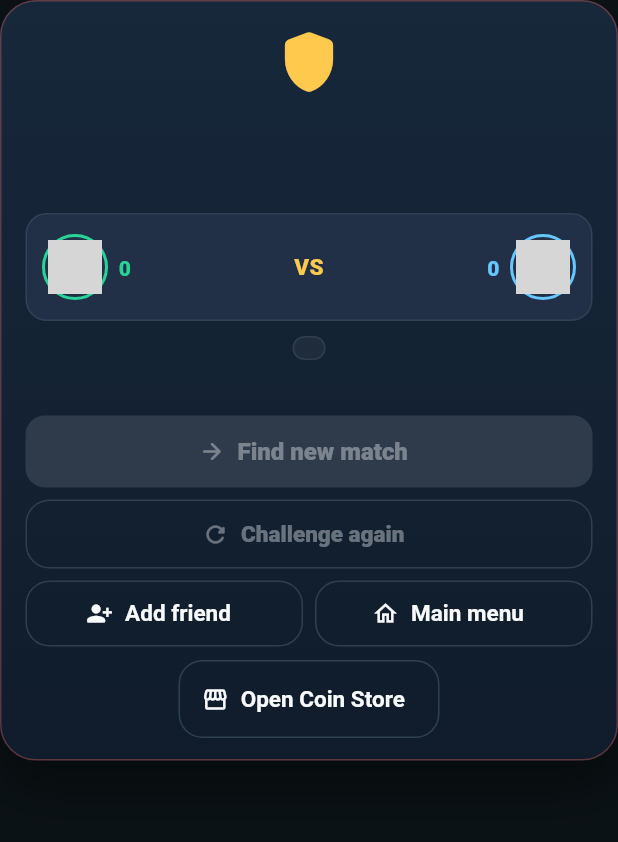
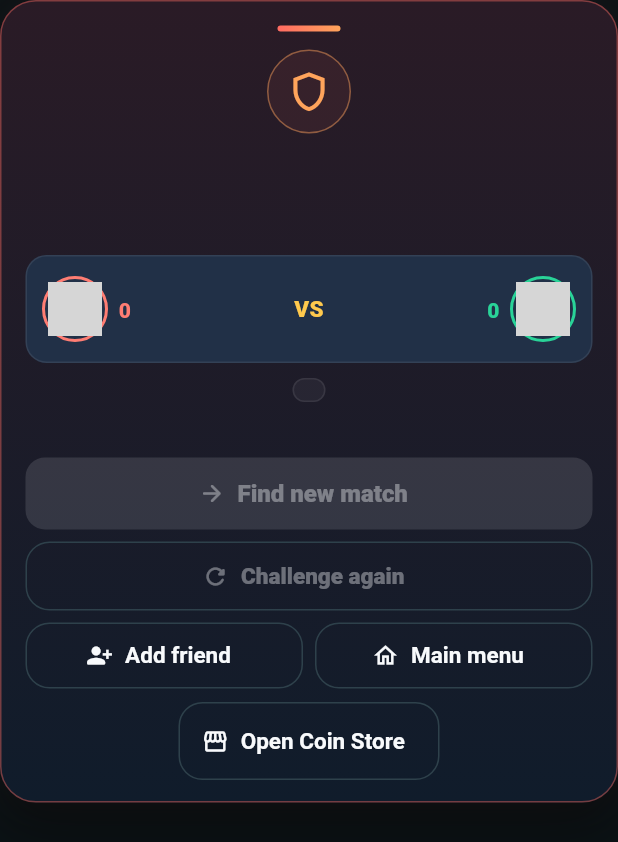
Before and after one commit to ahmtilhn/sudoku_game, a Flutter app: the _ResultCard widget shown alone on an empty page, opened directly with empty values, on a phone screen of 412 x 824 dp. Shown: the top 842 px of the screen. Run offline on Flutter 3.47's test engine with Material 3 defaults, Android fonts, the phone set to English and light mode, and no system bars; our stand-ins replace firebase_analytics, firebase_auth, firebase_core, firebase_crashlytics, firebase_messaging, flutter_local_notifications and 6 more; missing offline and left inert: app_tracking_transparency, firebase_app_check, in_app_purchase_android, in_app_purchase_storekit; accounts and stored records are empty; grey boxes are pictures that could not be loaded.

Commit message:
Polish responsive duel win and loss popups

```diff
--- a/lib/features/duel/online_duel_screen.dart
+++ b/lib/features/duel/online_duel_screen.dart
@@ -1127,18 +1127,40 @@ class _ResultCard extends StatelessWidget {
         : won
         ? const Color(0xFF29D398)
         : const Color(0xFFFF6B62);
+    final accent2 = draw
+        ? const Color(0xFF66C7FF)
+        : won
+        ? const Color(0xFFFFC94D)
+        : const Color(0xFFFFA45B);
+    final viewport = MediaQuery.sizeOf(context);
+    final compact = viewport.width < 390 || viewport.height < 760;
+    final surfaceTop = draw
+        ? const Color(0xFF17283B)
+        : won
+        ? const Color(0xFF132C2B)
+        : const Color(0xFF2A1B26);
 
     return Container(
-      padding: const EdgeInsets.fromLTRB(16, 16, 16, 14),
+      padding: EdgeInsets.fromLTRB(
+        compact ? 12 : 16,
+        compact ? 12 : 16,
+        compact ? 12 : 16,
+        compact ? 11 : 14,
+      ),
       decoration: BoxDecoration(
-        gradient: const LinearGradient(
+        gradient: LinearGradient(
           begin: Alignment.topCenter,
           end: Alignment.bottomCenter,
-          colors: [Color(0xFF17283B), Color(0xFF101C2B)],
+          colors: [surfaceTop, const Color(0xFF101C2B)],
         ),
-        borderRadius: BorderRadius.circular(24),
-        border: Border.all(color: accent.withValues(alpha: .32)),
+        borderRadius: BorderRadius.circular(compact ? 20 : 24),
+        border: Border.all(color: accent.withValues(alpha: .42)),
         boxShadow: [
+          BoxShadow(
+            color: accent.withValues(alpha: .10),
+            blurRadius: compact ? 18 : 28,
+            spreadRadius: -5,
+          ),
           BoxShadow(
             color: Colors.black.withValues(alpha: .42),
             blurRadius: 30,
@@ -1149,14 +1171,41 @@ class _ResultCard extends StatelessWidget {
       child: Column(
         mainAxisSize: MainAxisSize.min,
         children: [
-          const Icon(Icons.shield_rounded, color: Color(0xFFFFC94D), size: 48),
-          const SizedBox(height: 4),
+          Container(
+            width: 42,
+            height: 4,
+            decoration: BoxDecoration(
+              borderRadius: BorderRadius.circular(99),
+              gradient: LinearGradient(colors: [accent, accent2]),
+            ),
+          ),
+          SizedBox(height: compact ? 9 : 12),
+          Container(
+            width: compact ? 48 : 56,
+            height: compact ? 48 : 56,
+            decoration: BoxDecoration(
+              shape: BoxShape.circle,
+              color: accent.withValues(alpha: .07),
+              border: Border.all(color: accent2.withValues(alpha: .45)),
+            ),
+            alignment: Alignment.center,
+            child: Icon(
+              draw
+                  ? Icons.handshake_outlined
+                  : won
+                  ? Icons.emoji_events_rounded
+                  : Icons.shield_outlined,
+              color: accent2,
+              size: compact ? 27 : 31,
+            ),
+          ),
+          SizedBox(height: compact ? 6 : 8),
           Text(
             title.toUpperCase(),
             textAlign: TextAlign.center,
             style: TextStyle(
               color: accent,
-              fontSize: 28,
+              fontSize: compact ? 24 : 28,
               fontWeight: FontWeight.w900,
               letterSpacing: .6,
             ),
@@ -1167,7 +1216,7 @@ class _ResultCard extends StatelessWidget {
             textAlign: TextAlign.center,
             style: TextStyle(
               color: Colors.white.withValues(alpha: .76),
-              fontSize: 12,
+              fontSize: compact ? 10 : 12,
               fontWeight: FontWeight.w700,
             ),
           ),
@@ -1177,6 +1226,8 @@ class _ResultCard extends StatelessWidget {
             opponent: opponent,
             localScore: localScore,
             opponentScore: opponentScore,
+            won: won,
+            draw: draw,
           ),
           const SizedBox(height: 10),
           Container(
@@ -1219,10 +1270,10 @@ class _ResultCard extends StatelessWidget {
               onAccept: onInvitationAccept,
             ),
           ],
-          const SizedBox(height: 12),
+          SizedBox(height: compact ? 10 : 12),
           SizedBox(
             width: double.infinity,
-            height: 48,
+            height: compact ? 44 : 48,
             child: FilledButton.icon(
               onPressed: busy || !canPlay ? null : onNewMatch,
               icon: const Icon(Icons.arrow_forward_rounded),
@@ -1231,7 +1282,9 @@ class _ResultCard extends StatelessWidget {
                 style: const TextStyle(fontWeight: FontWeight.w900),
               ),
               style: FilledButton.styleFrom(
-                backgroundColor: const Color(0xFF20A968),
+                backgroundColor: won
+                    ? const Color(0xFF20A968)
+                    : const Color(0xFF2374B8),
                 foregroundColor: Colors.white,
                 shape: RoundedRectangleBorder(
                   borderRadius: BorderRadius.circular(13),
@@ -1242,7 +1295,7 @@ class _ResultCard extends StatelessWidget {
           const SizedBox(height: 8),
           SizedBox(
             width: double.infinity,
-            height: 46,
+            height: compact ? 42 : 46,
             child: OutlinedButton.icon(
               onPressed: busy || !canPlay || invitation?.status == 'pending'
                   ? null
@@ -1259,7 +1312,7 @@ class _ResultCard extends StatelessWidget {
             children: [
               Expanded(
                 child: SizedBox(
-                  height: 44,
+                  height: compact ? 40 : 44,
                   child: OutlinedButton.icon(
                     onPressed: busy ? null : onAddFriend,
                     icon: const Icon(Icons.person_add_alt_1_rounded, size: 18),
@@ -1270,7 +1323,7 @@ class _ResultCard extends StatelessWidget {
               const SizedBox(width: 8),
               Expanded(
                 child: SizedBox(
-                  height: 44,
+                  height: compact ? 40 : 44,
                   child: OutlinedButton.icon(
                     onPressed: busy ? null : onMenu,
                     icon: const Icon(Icons.home_outlined, size: 18),
@@ -1300,17 +1353,32 @@ class _ResultPlayers extends StatelessWidget {
     required this.opponent,
     required this.localScore,
     required this.opponentScore,
+    required this.won,
+    required this.draw,
   });
 
   final OnlineDuelPlayer localPlayer;
   final OnlineDuelPlayer opponent;
   final int localScore;
   final int opponentScore;
+  final bool won;
+  final bool draw;
 
   @override
   Widget build(BuildContext context) {
+    final compact = MediaQuery.sizeOf(context).width < 390;
+    final localAccent = draw
+        ? const Color(0xFF8DA2BE)
+        : won
+        ? const Color(0xFF29D398)
+        : const Color(0xFFFF7D73);
+    final opponentAccent = draw
+        ? const Color(0xFF8DA2BE)
+        : won
+        ? const Color(0xFF66C7FF)
+        : const Color(0xFF29D398);
     return Container(
-      padding: const EdgeInsets.all(10),
+      padding: EdgeInsets.all(compact ? 8 : 10),
       decoration: BoxDecoration(
         color: const Color(0xFF213047),
         borderRadius: BorderRadius.circular(14),
@@ -1322,11 +1390,11 @@ class _ResultPlayers extends StatelessWidget {
             child: _ResultPlayer(
               player: localPlayer,
               score: localScore,
-              accent: const Color(0xFF29D398),
-            ),
-          ),
-          const Padding(
-            padding: EdgeInsets.symmetric(horizontal: 7),
+              accent: localAccent,
+            ),
+          ),
+          Padding(
+            padding: EdgeInsets.symmetric(horizontal: compact ? 5 : 7),
             child: Text(
               'VS',
               style: TextStyle(
@@ -1339,7 +1407,7 @@ class _ResultPlayers extends StatelessWidget {
             child: _ResultPlayer(
               player: opponent,
               score: opponentScore,
-              accent: const Color(0xFF66C7FF),
+              accent: opponentAccent,
               alignEnd: true,
             ),
           ),
@@ -1364,6 +1432,7 @@ class _ResultPlayer extends StatelessWidget {
 
   @override
   Widget build(BuildContext context) {
+    final compact = MediaQuery.sizeOf(context).width < 390;
     final avatar = Container(
       padding: const EdgeInsets.all(2),
       decoration: BoxDecoration(
@@ -1373,7 +1442,7 @@ class _ResultPlayer extends StatelessWidget {
       child: PlayerAvatar(
         displayName: player.displayName,
         avatarKey: player.avatarKey,
-        radius: 18,
+        radius: compact ? 16 : 18,
         semanticLabel: player.displayName,
       ),
     );
@@ -1387,9 +1456,9 @@ class _ResultPlayer extends StatelessWidget {
             player.displayName,
             maxLines: 1,
             overflow: TextOverflow.ellipsis,
-            style: const TextStyle(
+            style: TextStyle(
               color: Colors.white,
-              fontSize: 11,
+              fontSize: compact ? 10 : 11,
               fontWeight: FontWeight.w900,
             ),
           ),
@@ -1397,7 +1466,7 @@ class _ResultPlayer extends StatelessWidget {
             '$score',
             style: TextStyle(
               color: accent,
-              fontSize: 14,
+              fontSize: compact ? 13 : 14,
               fontWeight: FontWeight.w900,
             ),
           ),
@@ -1407,7 +1476,7 @@ class _ResultPlayer extends StatelessWidget {
             overflow: TextOverflow.ellipsis,
             style: TextStyle(
               color: Colors.white.withValues(alpha: .52),
-              fontSize: 9,
+              fontSize: compact ? 8 : 9,
               fontWeight: FontWeight.w700,
             ),
           ),
@@ -1428,18 +1497,19 @@ class _ResultMetricRow extends StatelessWidget {
 
   @override
   Widget build(BuildContext context) {
+    final compact = MediaQuery.sizeOf(context).width < 390;
     return Padding(
       padding: const EdgeInsets.symmetric(vertical: 4),
       child: Row(
         children: [
           SizedBox(
-            width: 50,
+            width: compact ? 44 : 50,
             child: Text(
               metric.localValue,
-              style: const TextStyle(
+              style: TextStyle(
                 color: Color(0xFF29D398),
                 fontWeight: FontWeight.w900,
-                fontSize: 12,
+                fontSize: compact ? 10 : 12,
               ),
             ),
           ),
@@ -1457,7 +1527,7 @@ class _ResultMetricRow extends StatelessWidget {
                     textAlign: TextAlign.center,
                     style: TextStyle(
                       color: Colors.white.withValues(alpha: .78),
-                      fontSize: 10,
+                      fontSize: compact ? 9 : 10,
                       fontWeight: FontWeight.w800,
                     ),
                   ),
@@ -1466,14 +1536,14 @@ class _ResultMetricRow extends StatelessWidget {
             ),
           ),
           SizedBox(
-            width: 50,
+            width: compact ? 44 : 50,
             child: Text(
               metric.opponentValue,
               textAlign: TextAlign.end,
-              style: const TextStyle(
+              style: TextStyle(
                 color: Color(0xFF66C7FF),
                 fontWeight: FontWeight.w900,
-                fontSize: 12,
+                fontSize: compact ? 10 : 12,
               ),
             ),
           ),
```
